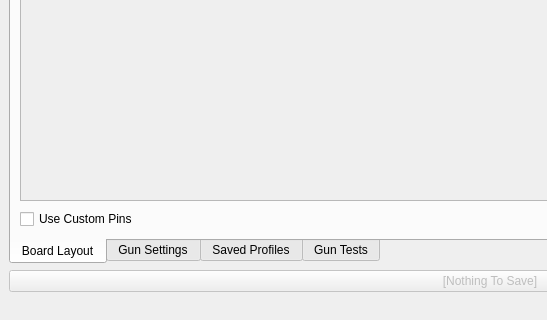
TeamOpenFIRE/OpenFIRE-App, file src/appmainwindow.ui: the form before one commit; both pictures show x 0 to 547 and y 400 to 720 of the 980 by 720 pixel window.
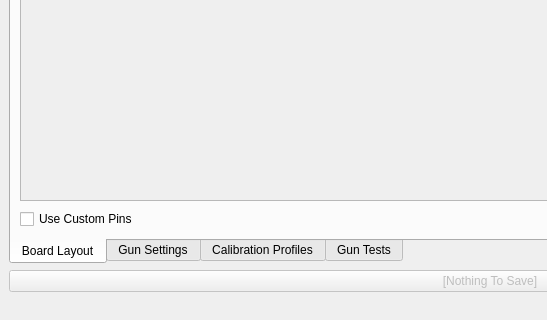
The form after the commit. Icons and pictures are not drawn.

Commit message: Rename 'Saved Profiles' to 'Calibration Profiles'

Patch:
```diff
--- a/src/appmainwindow.ui
+++ b/src/appmainwindow.ui
@@ -1453,7 +1453,7 @@
       </widget>
       <widget class="QWidget" name="profilesTab">
        <attribute name="title">
-        <string>Saved Profiles</string>
+        <string>Calibration Profiles</string>
        </attribute>
        <layout class="QVBoxLayout" name="verticalLayout_4" stretch="8,3">
         <item>
```
